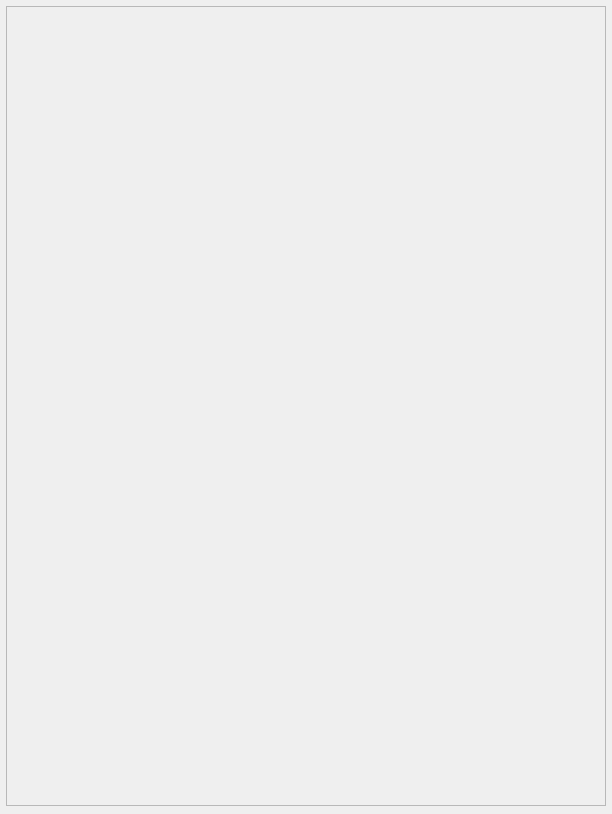
Old version of the form src/pose_refinement/pose_refinement.ui in the repository Foued70/torchlab.
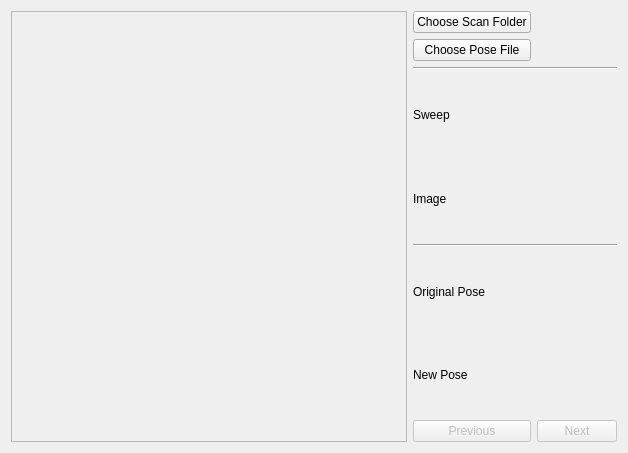
New version of the form.

Commit message: Pose refinement ui getting close. Needs more cleanup + debugging.

What changed in the file:
```diff
--- a/src/pose_refinement/pose_refinement.ui
+++ b/src/pose_refinement/pose_refinement.ui
@@ -6,64 +6,184 @@
    <rect>
     <x>0</x>
     <y>0</y>
-    <width>612</width>
-    <height>814</height>
+    <width>628</width>
+    <height>453</height>
    </rect>
   </property>
-  <property name="sizePolicy">
-   <sizepolicy hsizetype="Fixed" vsizetype="Fixed">
-    <horstretch>0</horstretch>
-    <verstretch>0</verstretch>
-   </sizepolicy>
-  </property>
-  <property name="maximumSize">
-   <size>
-    <width>612</width>
-    <height>814</height>
-   </size>
-  </property>
-  <property name="font">
-   <font>
-    <family>Futura</family>
-   </font>
-  </property>
-  <property name="cursor">
-   <cursorShape>CrossCursor</cursorShape>
-  </property>
-  <property name="focusPolicy">
-   <enum>Qt::ClickFocus</enum>
-  </property>
   <property name="windowTitle">
    <string>Pose Refinement</string>
   </property>
-  <layout class="QGridLayout" name="main_layout">
-   <property name="leftMargin">
-    <number>6</number>
-   </property>
-   <property name="topMargin">
-    <number>6</number>
-   </property>
-   <property name="rightMargin">
-    <number>6</number>
-   </property>
-   <property name="bottomMargin">
-    <number>8</number>
-   </property>
-   <property name="spacing">
-    <number>0</number>
-   </property>
-   <item row="1" column="0">
-    <widget class="QFrame" name="frame">
-     <property name="frameShape">
-      <enum>QFrame::StyledPanel</enum>
+  <layout class="QHBoxLayout" name="horizontalLayout">
+   <item>
+    <widget class="QScrollArea" name="scrollArea">
+     <property name="widgetResizable">
+      <bool>true</bool>
      </property>
-     <property name="frameShadow">
-      <enum>QFrame::Raised</enum>
-     </property>
+     <widget class="QWidget" name="scrollAreaWidgetContents">
+      <property name="geometry">
+       <rect>
+        <x>0</x>
+        <y>0</y>
+        <width>352</width>
+        <height>427</height>
+       </rect>
+      </property>
+      <widget class="QLabel" name="calibration_view">
+       <property name="geometry">
+        <rect>
+         <x>0</x>
+         <y>0</y>
+         <width>351</width>
+         <height>431</height>
+        </rect>
+       </property>
+       <property name="sizePolicy">
+        <sizepolicy hsizetype="Ignored" vsizetype="Ignored">
+         <horstretch>0</horstretch>
+         <verstretch>0</verstretch>
+        </sizepolicy>
+       </property>
+       <property name="text">
+        <string/>
+       </property>
+       <property name="scaledContents">
+        <bool>true</bool>
+       </property>
+      </widget>
+     </widget>
     </widget>
    </item>
+   <item>
+    <layout class="QGridLayout" name="gridLayout">
+     <item row="0" column="0">
+      <widget class="QPushButton" name="button_scan_folder">
+       <property name="text">
+        <string>Choose Scan Folder</string>
+       </property>
+      </widget>
+     </item>
+     <item row="0" column="1">
+      <widget class="QLabel" name="labelPicsFolder">
+       <property name="text">
+        <string/>
+       </property>
+      </widget>
+     </item>
+     <item row="1" column="0">
+      <widget class="QPushButton" name="button_pose_file">
+       <property name="text">
+        <string>Choose Pose File</string>
+       </property>
+      </widget>
+     </item>
+     <item row="1" column="1">
+      <widget class="QLabel" name="labelPoseFile">
+       <property name="text">
+        <string/>
+       </property>
+      </widget>
+     </item>
+     <item row="2" column="0" colspan="2">
+      <widget class="QFrame" name="frame">
+       <property name="frameShape">
+        <enum>QFrame::HLine</enum>
+       </property>
+       <property name="frameShadow">
+        <enum>QFrame::Sunken</enum>
+       </property>
+      </widget>
+     </item>
+     <item row="3" column="0">
+      <widget class="QLabel" name="labelSweep">
+       <property name="text">
+        <string>Sweep</string>
+       </property>
+      </widget>
+     </item>
+     <item row="3" column="1">
+      <widget class="QLabel" name="labelCurrSweep">
+       <property name="text">
+        <string/>
+       </property>
+      </widget>
+     </item>
+     <item row="4" column="0">
+      <widget class="QLabel" name="labelImage">
+       <property name="text">
+        <string>Image</string>
+       </property>
+      </widget>
+     </item>
+     <item row="4" column="1">
+      <widget class="QLabel" name="labelCurrPic">
+       <property name="text">
+        <string/>
+       </property>
+      </widget>
+     </item>
+     <item row="5" column="0" colspan="2">
+      <widget class="QFrame" name="frame_2">
+       <property name="frameShape">
+        <enum>QFrame::HLine</enum>
+       </property>
+       <property name="frameShadow">
+        <enum>QFrame::Sunken</enum>
+       </property>
+      </widget>
+     </item>
+     <item row="6" column="0">
+      <widget class="QLabel" name="labelOrigPose">
+       <property name="text">
+        <string>Original Pose</string>
+       </property>
+      </widget>
+     </item>
+     <item row="6" column="1">
+      <widget class="QLabel" name="poseOrigText">
+       <property name="text">
+        <string/>
+       </property>
+      </widget>
+     </item>
+     <item row="7" column="0">
+      <widget class="QLabel" name="labelNewPose">
+       <property name="text">
+        <string>New Pose</string>
+       </property>
+      </widget>
+     </item>
+     <item row="7" column="1">
+      <widget class="QLabel" name="poseNewText">
+       <property name="text">
+        <string/>
+       </property>
+      </widget>
+     </item>
+     <item row="8" column="0">
+      <widget class="QPushButton" name="button_previous">
+       <property name="enabled">
+        <bool>false</bool>
+       </property>
+       <property name="text">
+        <string>Previous</string>
+       </property>
+      </widget>
+     </item>
+     <item row="8" column="1">
+      <widget class="QPushButton" name="button_next">
+       <property name="enabled">
+        <bool>false</bool>
+       </property>
+       <property name="text">
+        <string>Next</string>
+       </property>
+      </widget>
+     </item>
+    </layout>
+   </item>
   </layout>
  </widget>
+ <layoutdefault spacing="6" margin="11"/>
  <resources/>
  <connections/>
 </ui>
```
Left out of the diff: 8 changed lines with no effect on the pictures. The commit also changes 6 other files.
